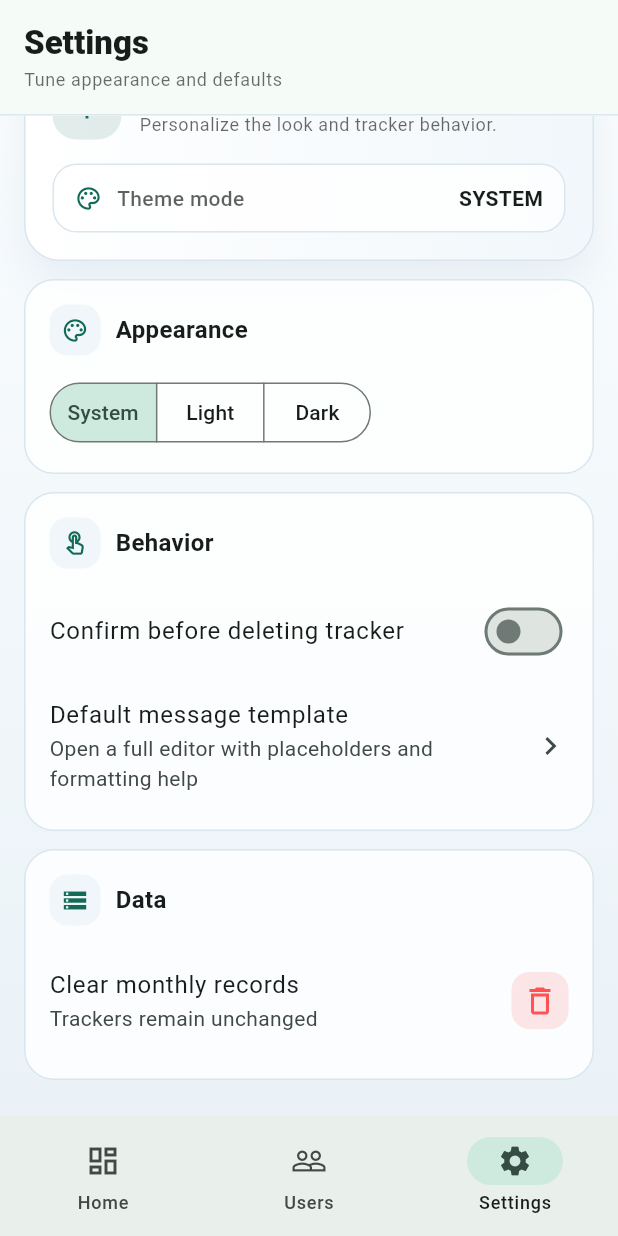
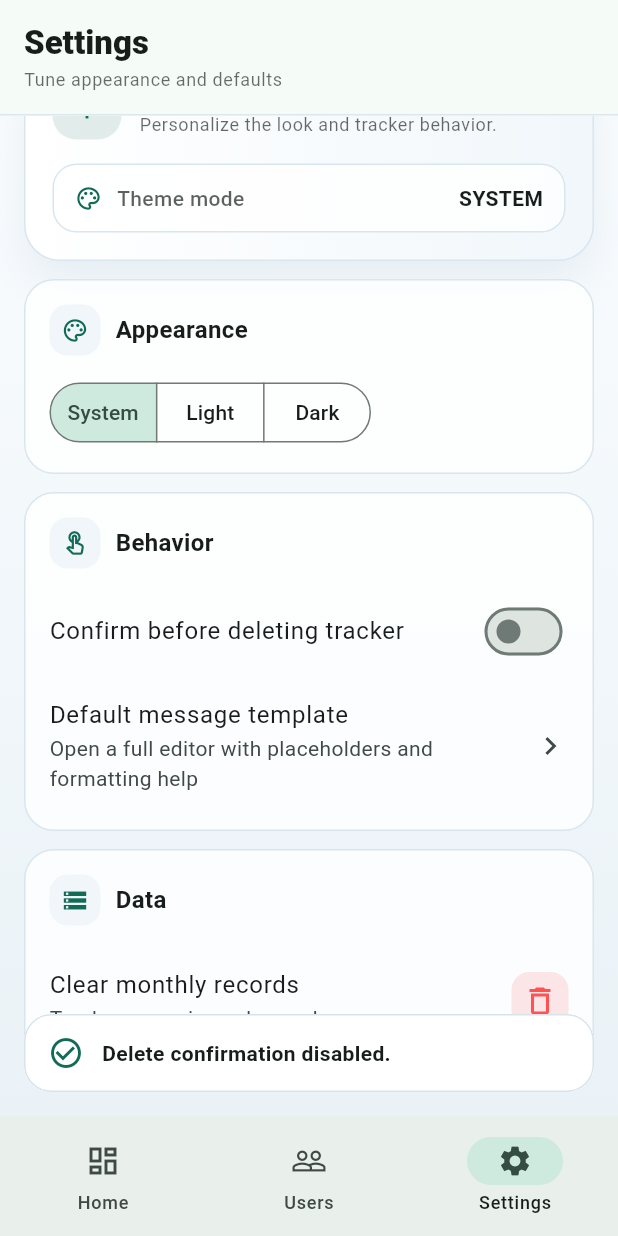
Before and after one commit to asterhyphen/rent-track-kar, a Flutter app: the screen it shows after launch, item 3 of the bottom bar chosen, scrolled down 57 dp, after a tap on "System", after a tap on "Confirm before deleting tracker", on a phone screen of 412 x 824 dp. Run offline on Flutter 3.47's test engine with Material 3 defaults, Android fonts, the phone set to English and light mode, and no system bars; our stand-ins replace hive, hive_flutter, share_plus; accounts and stored records are empty; Roboto replaces fonts that are missing (Avenir).

Commit message:
Add alerts and transitions across

```diff
--- a/lib/main.dart
+++ b/lib/main.dart
@@ -35,6 +35,15 @@ class MyApp extends StatelessWidget {
       fontFamily: 'Avenir',
       colorScheme: lightScheme,
     );
+    const pageTransitionsTheme = PageTransitionsTheme(
+      builders: {
+        TargetPlatform.android: FadeForwardsPageTransitionsBuilder(),
+        TargetPlatform.iOS: CupertinoPageTransitionsBuilder(),
+        TargetPlatform.macOS: CupertinoPageTransitionsBuilder(),
+        TargetPlatform.windows: FadeForwardsPageTransitionsBuilder(),
+        TargetPlatform.linux: FadeForwardsPageTransitionsBuilder(),
+      },
+    );
 
     final box = Hive.box('app');
 
@@ -48,6 +57,7 @@ class MyApp extends StatelessWidget {
           themeAnimationCurve: Curves.easeInOutCubic,
           themeAnimationDuration: const Duration(milliseconds: 350),
           theme: lightBase.copyWith(
+            pageTransitionsTheme: pageTransitionsTheme,
             scaffoldBackgroundColor: const Color(0xFFF4F8FB),
             appBarTheme: AppBarTheme(
               backgroundColor: lightScheme.surface.withValues(alpha: 0.88),
@@ -89,6 +99,7 @@ class MyApp extends StatelessWidget {
             ),
           ),
           darkTheme: darkBase.copyWith(
+            pageTransitionsTheme: pageTransitionsTheme,
             scaffoldBackgroundColor: const Color(0xFF090F1B),
             appBarTheme: AppBarTheme(
               backgroundColor: darkScheme.surface.withValues(alpha: 0.72),
--- a/lib/screens/app_shell.dart
+++ b/lib/screens/app_shell.dart
@@ -64,11 +64,33 @@ class _AppShellState extends State<AppShell> {
         ),
       ),
       body: IndexedStack(
-        index: _currentIndex,
-        children: const [
-          HomePage(),
-          UsersPage(),
-          SettingsPage(),
+        index: 0,
+        children: [
+          AnimatedSwitcher(
+            duration: const Duration(milliseconds: 280),
+            switchInCurve: Curves.easeOutCubic,
+            switchOutCurve: Curves.easeInCubic,
+            transitionBuilder: (child, animation) {
+              return FadeTransition(
+                opacity: animation,
+                child: SlideTransition(
+                  position: Tween<Offset>(
+                    begin: const Offset(0.03, 0),
+                    end: Offset.zero,
+                  ).animate(animation),
+                  child: child,
+                ),
+              );
+            },
+            child: KeyedSubtree(
+              key: ValueKey(_currentIndex),
+              child: const [
+                HomePage(),
+                UsersPage(),
+                SettingsPage(),
+              ][_currentIndex],
+            ),
+          ),
         ],
       ),
       floatingActionButton: _currentIndex == 0
--- a/lib/screens/archive.dart
+++ b/lib/screens/archive.dart
@@ -1,6 +1,7 @@
 import 'package:flutter/material.dart';
 import 'package:hive/hive.dart';
 
+import '../widgets/app_alert.dart';
 import '../widgets/glass_card.dart';
 import 'models.dart';
 
@@ -141,12 +142,19 @@ class _ArchivePageState extends State<ArchivePage> {
     all[tracker.id] = tracker.toMap();
     box.put('trackers', all);
     setState(() {});
+    showAppAlert(context, message: '${tracker.title} restored.');
   }
 
   void _deleteTracker(String trackerId) {
     final all = box.get('trackers', defaultValue: {}) as Map;
+    final tracker = all[trackerId] != null ? Tracker.fromMap(all[trackerId]) : null;
     all.remove(trackerId);
     box.put('trackers', all);
     setState(() {});
+    showAppAlert(
+      context,
+      message: tracker == null ? 'Tracker deleted.' : '${tracker.title} deleted.',
+      icon: Icons.delete_outline,
+    );
   }
 }
--- a/lib/screens/cycle.dart
+++ b/lib/screens/cycle.dart
@@ -1,6 +1,7 @@
 import 'package:flutter/material.dart';
 import 'package:hive/hive.dart';
 import 'package:share_plus/share_plus.dart';
+import '../widgets/app_alert.dart';
 import '../widgets/glass_card.dart';
 import 'app_settings.dart';
 import 'models.dart';
@@ -206,6 +207,7 @@ class _CyclePageState extends State<CyclePage> {
 
                   persist();
                   persistTracker();
+                  showAppAlert(context, message: 'Tracker updated.');
                   Navigator.pop(context);
                 },
                 child: const Text('Save changes'),
--- a/lib/screens/home.dart
+++ b/lib/screens/home.dart
@@ -1,6 +1,7 @@
 import 'package:flutter/material.dart';
 import 'package:hive/hive.dart';
 
+import '../widgets/app_alert.dart';
 import '../widgets/glass_card.dart';
 import 'app_settings.dart';
 import 'cycle.dart';
@@ -428,13 +429,20 @@ class _HomePageState extends State<HomePage> {
     all[tracker.id] = tracker.toMap();
     box.put('trackers', all);
     setState(() {});
+    showAppAlert(context, message: '${tracker.title} moved to archive.');
   }
 
   void _deleteTracker(String trackerId) {
     final all = box.get('trackers', defaultValue: {}) as Map;
+    final tracker = all[trackerId] != null ? Tracker.fromMap(all[trackerId]) : null;
     all.remove(trackerId);
     box.put('trackers', all);
     setState(() {});
+    showAppAlert(
+      context,
+      message: tracker == null ? 'Tracker deleted.' : '${tracker.title} deleted.',
+      icon: Icons.delete_outline,
+    );
   }
 
   int _activeCount(List<Tracker> trackers, String monthKey) {
--- a/lib/screens/settings.dart
+++ b/lib/screens/settings.dart
@@ -3,6 +3,7 @@ import 'package:hive/hive.dart';
 
 import 'app_settings.dart';
 import 'message_template_editor.dart';
+import '../widgets/app_alert.dart';
 
 class SettingsPage extends StatefulWidget {
   const SettingsPage({super.key});
@@ -39,8 +40,10 @@ class _SettingsPageState extends State<SettingsPage> {
         ) ??
         '';
 
+    if (!mounted) return;
     if (updatedTemplate.trim().isEmpty) return;
     _save(settings.copyWith(messageTemplate: updatedTemplate));
+    showAppAlert(context, message: 'Message template updated.');
   }
 
   Future<void> _clearMonthlyData() async {
@@ -82,9 +85,7 @@ class _SettingsPageState extends State<SettingsPage> {
     }
 
     if (!mounted) return;
-    ScaffoldMessenger.of(
-      context,
-    ).showSnackBar(const SnackBar(content: Text('Monthly records cleared.')));
+    showAppAlert(context, message: 'Monthly records cleared.');
   }
 
   @override
@@ -211,6 +212,11 @@ class _SettingsPageState extends State<SettingsPage> {
                 showSelectedIcon: false,
                 onSelectionChanged: (selected) {
                   _save(settings.copyWith(themeMode: selected.first));
+                  showAppAlert(
+                    context,
+                    message: 'Theme set to ${selected.first}.',
+                    icon: Icons.palette_outlined,
+                  );
                 },
               ),
             ),
@@ -228,6 +234,12 @@ class _SettingsPageState extends State<SettingsPage> {
                   title: const Text('Confirm before deleting tracker'),
                   onChanged: (value) {
                     _save(settings.copyWith(confirmDelete: value));
+                    showAppAlert(
+                      context,
+                      message: value
+                          ? 'Delete confirmation enabled.'
+                          : 'Delete confirmation disabled.',
+                    );
                   },
                 ),
                 const SizedBox(height: 8),
--- a/lib/screens/tracker.dart
+++ b/lib/screens/tracker.dart
@@ -1,6 +1,7 @@
 import 'package:flutter/material.dart';
 import 'package:hive/hive.dart';
 
+import '../widgets/app_alert.dart';
 import 'models.dart';
 
 const trackerIcons = {
@@ -377,6 +378,7 @@ class _TrackerPageState extends State<TrackerPage> {
     final all = box.get('trackers', defaultValue: {});
     all[id] = tracker.toMap();
     box.put('trackers', all);
+    showAppAlert(context, message: 'Tracker created.');
     Navigator.pop(context);
   }
 }
--- /dev/null
+++ b/lib/widgets/app_alert.dart
@@ -0,0 +1,44 @@
+import 'package:flutter/material.dart';
+
+void showAppAlert(
+  BuildContext context, {
+  required String message,
+  IconData icon = Icons.check_circle_outline,
+}) {
+  final theme = Theme.of(context);
+  final isDark = theme.brightness == Brightness.dark;
+
+  ScaffoldMessenger.of(context)
+    ..hideCurrentSnackBar()
+    ..showSnackBar(
+      SnackBar(
+        behavior: SnackBarBehavior.floating,
+        margin: const EdgeInsets.fromLTRB(16, 0, 16, 16),
+        backgroundColor: isDark ? const Color(0xFF142033) : Colors.white,
+        elevation: 0,
+        shape: RoundedRectangleBorder(
+          borderRadius: BorderRadius.circular(18),
+          side: BorderSide(
+            color: isDark
+                ? Colors.white.withValues(alpha: 0.08)
+                : const Color(0xFFD7E3EB),
+          ),
+        ),
+        content: Row(
+          children: [
+            Icon(icon, color: theme.colorScheme.primary),
+            const SizedBox(width: 12),
+            Expanded(
+              child: Text(
+                message,
+                style: theme.textTheme.bodyMedium?.copyWith(
+                  color: theme.colorScheme.onSurface,
+                  fontWeight: FontWeight.w600,
+                ),
+              ),
+            ),
+          ],
+        ),
+      ),
+    );
+}
```
